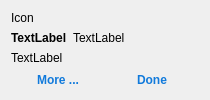
The window that dialogs/notificationelement.ui (crazafimahatratra/golem) describes before a commit, drawn with Qt 5.
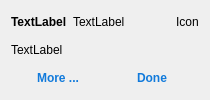
The same window after the commit. Icons and pictures are not drawn.

The edit to the form file:
```diff
--- a/dialogs/notificationelement.ui
+++ b/dialogs/notificationelement.ui
@@ -19,8 +19,38 @@
   <property name="windowTitle">
    <string>Form</string>
   </property>
-  <layout class="QGridLayout" name="gridLayout">
-   <item row="5" column="0" colspan="2">
+  <layout class="QGridLayout" name="gridLayout" columnstretch="1,1,0">
+   <item row="0" column="0">
+    <widget class="QLabel" name="labelProjectName">
+     <property name="sizePolicy">
+      <sizepolicy hsizetype="Fixed" vsizetype="Preferred">
+       <horstretch>0</horstretch>
+       <verstretch>0</verstretch>
+      </sizepolicy>
+     </property>
+     <property name="styleSheet">
+      <string notr="true">font-weight: bold</string>
+     </property>
+     <property name="text">
+      <string>TextLabel</string>
+     </property>
+    </widget>
+   </item>
+   <item row="0" column="1">
+    <widget class="QLabel" name="labelTitle">
+     <property name="text">
+      <string>TextLabel</string>
+     </property>
+    </widget>
+   </item>
+   <item row="0" column="2">
+    <widget class="QLabel" name="labelIcon">
+     <property name="text">
+      <string>Icon</string>
+     </property>
+    </widget>
+   </item>
+   <item row="2" column="0" colspan="3">
     <layout class="QHBoxLayout" name="horizontalLayout">
      <property name="spacing">
       <number>0</number>
@@ -57,37 +87,7 @@
      </item>
     </layout>
    </item>
-   <item row="1" column="1">
-    <widget class="QLabel" name="labelTitle">
-     <property name="text">
-      <string>TextLabel</string>
-     </property>
-    </widget>
-   </item>
-   <item row="1" column="0">
-    <widget class="QLabel" name="labelProjectName">
-     <property name="sizePolicy">
-      <sizepolicy hsizetype="Fixed" vsizetype="Preferred">
-       <horstretch>0</horstretch>
-       <verstretch>0</verstretch>
-      </sizepolicy>
-     </property>
-     <property name="styleSheet">
-      <string notr="true">font-weight: bold</string>
-     </property>
-     <property name="text">
-      <string>TextLabel</string>
-     </property>
-    </widget>
-   </item>
-   <item row="0" column="0">
-    <widget class="QLabel" name="labelIcon">
-     <property name="text">
-      <string>Icon</string>
-     </property>
-    </widget>
-   </item>
-   <item row="2" column="0" colspan="2">
+   <item row="1" column="0" colspan="3">
     <widget class="QLabel" name="labelText">
      <property name="text">
       <string>TextLabel</string>
```
